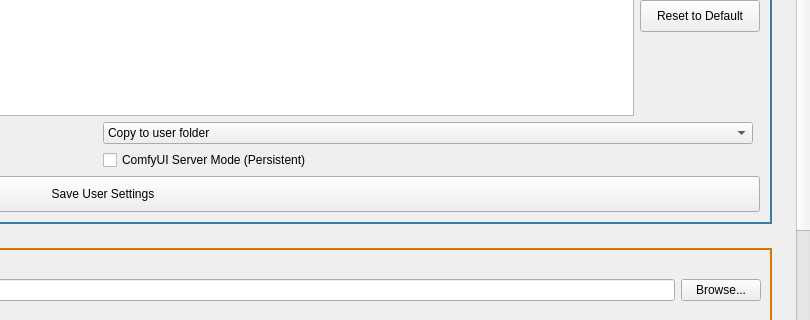
cpt-cabbage/luma_tools, file resources/ui/tabs/settings.ui: the form before one commit; both pictures show x 590 to 1400 and y 340 to 660 of the 1400 by 850 pixel window.
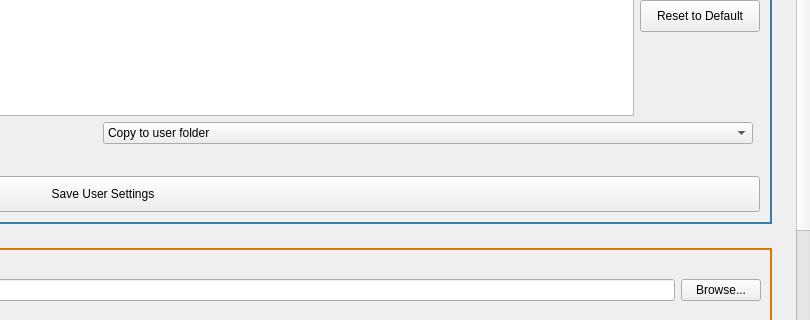
The form after the commit.

```diff
--- a/resources/ui/tabs/settings.ui
+++ b/resources/ui/tabs/settings.ui
@@ -328,16 +328,6 @@
               </property>
              </widget>
             </item>
-            <item>
-             <widget class="QCheckBox" name="ComfyUIServerMode">
-              <property name="text">
-               <string>ComfyUI Server Mode (Persistent)</string>
-              </property>
-              <property name="toolTip">
-               <string>Keep ComfyUI server running between jobs. Models stay loaded in GPU memory for faster subsequent generations.</string>
-              </property>
-             </widget>
-            </item>
             <item>
              <spacer name="userTransferOptionsSpacer">
               <property name="orientation">
```
